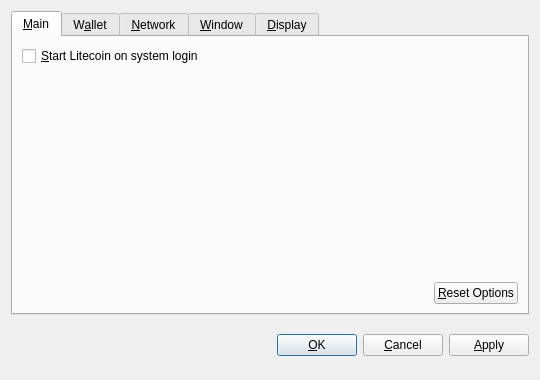
Old version of the form src/qt/forms/optionsdialog.ui in the repository msgpo/Rodentcoin.
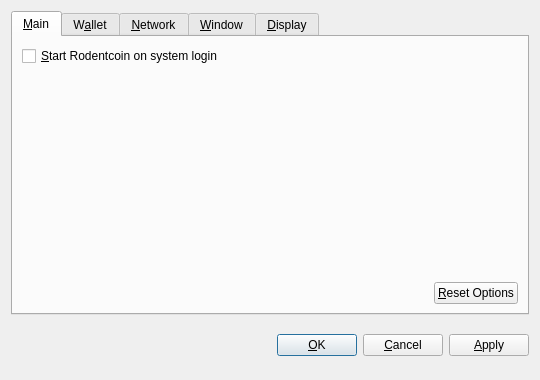
New version of the form. Custom widgets are drawn as their Qt base class.

Patch:
```diff
--- a/src/qt/forms/optionsdialog.ui
+++ b/src/qt/forms/optionsdialog.ui
@@ -36,7 +36,7 @@
           <string>Automatically start Litecoin after logging in to the system.</string>
          </property>
          <property name="text">
-          <string>&amp;Start Litecoin on system login</string>
+          <string>&amp;Start Rodentcoin on system login</string>
          </property>
         </widget>
        </item>
```
Left out of the diff: 10 changed lines with no effect on the pictures.
